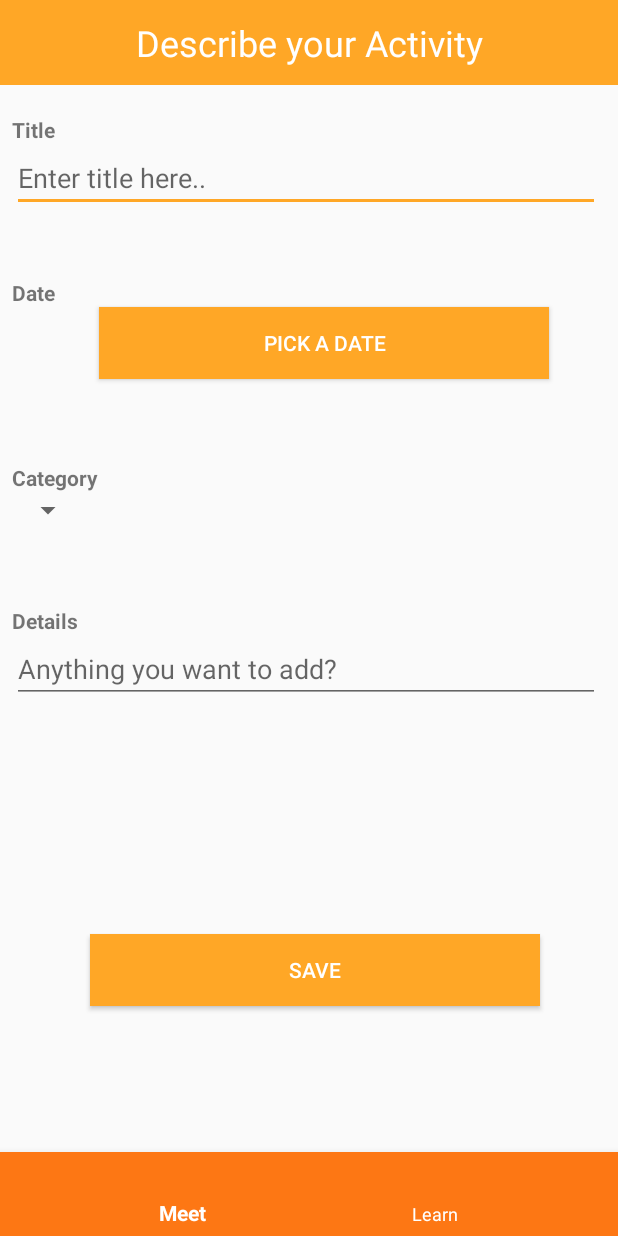
After one commit to Rmacias91/Mismo_Student_Isolation, an Android app: the layout add_meet_layout.xml on its own in the app's theme, with its tools: preview values and no code run, on a phone screen of 412 x 824 dp. The commit adds this screen. Run offline under Robolectric (Android 15) with nearby library versions, the phone set to English and light mode, and no system bars.

Commit message:
Added add Activity screen

```diff
--- a/app/src/main/res/layout/activity_main.xml
+++ b/app/src/main/res/layout/activity_main.xml
@@ -28,17 +28,6 @@
         android:layout_height="wrap_content"
         android:scrollbars="vertical" />
 
-    <android.support.design.widget.BottomNavigationView
-        android:id="@+id/navigation_view"
-        android:layout_width="match_parent"
-        android:layout_height="wrap_content"
-        android:layout_gravity="bottom"
-        app:itemBackground="@color/colorPrimary"
-        android:background="@color/colorPrimary"
-        app:itemTextColor="@android:color/white"
-        app:menu="@menu/bottom_navigation" />
-
-
-
+<include layout ="@layout/bottom_nav_bar"/>
 
 </android.support.design.widget.CoordinatorLayout>
--- /dev/null
+++ b/app/src/main/res/layout/add_meet_layout.xml
@@ -0,0 +1,143 @@
+<?xml version="1.0" encoding="utf-8"?>
+<android.support.constraint.ConstraintLayout xmlns:android="http://schemas.android.com/apk/res/android"
+    android:layout_width="match_parent"
+    android:layout_height="match_parent"
+    xmlns:app="http://schemas.android.com/apk/res-auto">
+
+    <TextView
+        android:id="@+id/text_activity_title_add"
+        android:layout_width="match_parent"
+        android:layout_height="wrap_content"
+        android:text="@string/text_activity_title_add"
+        android:textColor="@android:color/white"
+        android:gravity="center"
+        android:textSize="24sp"
+        android:padding="12dp"
+        android:background="@color/colorAccent"
+        app:layout_constraintStart_toStartOf="parent"
+        app:layout_constraintTop_toTopOf="parent"
+        app:layout_constraintEnd_toEndOf="parent"/>
+
+    <TextView
+        android:id="@+id/text_title_add"
+        android:layout_width="match_parent"
+        android:layout_height="wrap_content"
+        android:layout_marginTop="20dp"
+        android:text="@string/text_title_add"
+        android:textStyle="bold"
+        android:layout_marginLeft="8dp"
+        android:layout_marginStart="8dp"
+        app:layout_constraintEnd_toEndOf="parent"
+        app:layout_constraintHorizontal_bias="0.0"
+        app:layout_constraintStart_toStartOf="@id/text_activity_title_add"
+        app:layout_constraintTop_toBottomOf="@id/text_activity_title_add" />
+
+    <EditText
+        android:id="@+id/edit_title_add"
+        android:hint="@string/hint_title_add"
+        android:layout_width="match_parent"
+        android:layout_height="wrap_content"
+        android:layout_marginRight="12dp"
+        android:layout_marginEnd="12dp"
+        android:layout_marginLeft="8dp"
+        android:layout_marginStart="8dp"
+        app:layout_constraintStart_toStartOf="@id/text_title_add"
+        app:layout_constraintTop_toBottomOf="@id/text_title_add"
+        app:layout_constraintEnd_toEndOf="parent"/>
+
+    <TextView
+        android:id="@+id/text_date_add"
+        android:layout_width="match_parent"
+        android:layout_height="wrap_content"
+        android:layout_marginTop="44dp"
+        android:text="@string/text_date_add"
+        android:textStyle="bold"
+        android:layout_marginLeft="8dp"
+        android:layout_marginStart="8dp"
+        app:layout_constraintEnd_toEndOf="parent"
+        app:layout_constraintHorizontal_bias="0.0"
+        app:layout_constraintStart_toStartOf="@id/edit_title_add"
+        app:layout_constraintTop_toBottomOf="@id/edit_title_add" />
+
+    <Button
+        android:id="@+id/button_date_add"
+        android:layout_width="300dp"
+        android:layout_height="wrap_content"
+        android:text="@string/button_date_add"
+        android:gravity="center"
+        android:background="@color/colorAccent"
+        android:textColor="@android:color/white"
+        app:layout_constraintStart_toStartOf="@id/text_date_add"
+        app:layout_constraintTop_toBottomOf="@id/text_date_add"
+        app:layout_constraintEnd_toEndOf="parent"/>
+
+    <TextView
+        android:id="@+id/text_category_add"
+        android:layout_width="match_parent"
+        android:layout_height="wrap_content"
+        android:layout_marginTop="56dp"
+        android:text="@string/text_category_add"
+        android:textStyle="bold"
+        android:layout_marginLeft="8dp"
+        android:layout_marginStart="8dp"
+        app:layout_constraintEnd_toEndOf="parent"
+        app:layout_constraintHorizontal_bias="1.0"
+        app:layout_constraintStart_toStartOf="@id/button_date_add"
+        app:layout_constraintTop_toBottomOf="@id/button_date_add" />
+
+    <Spinner
+        android:id="@+id/spinner_category_add"
+        android:layout_width="wrap_content"
+        android:layout_height="wrap_content"
+        app:layout_constraintStart_toStartOf="@id/text_category_add"
+        app:layout_constraintTop_toBottomOf="@id/text_category_add"/>
+
+    <TextView
+        android:id="@+id/text_details_add"
+        android:layout_width="match_parent"
+        android:layout_height="wrap_content"
+        android:layout_marginTop="52dp"
+        android:text="@string/text_details_add"
+        android:textStyle="bold"
+        android:layout_marginLeft="8dp"
+        android:layout_marginStart="8dp"
+        app:layout_constraintEnd_toEndOf="parent"
+        app:layout_constraintHorizontal_bias="0.0"
+        app:layout_constraintStart_toStartOf="@id/spinner_category_add"
+        app:layout_constraintTop_toBottomOf="@id/spinner_category_add" />
+
+    <EditText
+        android:id="@+id/edit_details_add"
+        android:layout_width="match_parent"
+        android:layout_height="wrap_content"
+        android:layout_marginEnd="12dp"
+        android:layout_marginRight="12dp"
+        android:hint="@string/hint_details_add"
+        android:layout_marginLeft="8dp"
+        android:layout_marginStart="8dp"
+        app:layout_constraintEnd_toEndOf="parent"
+        app:layout_constraintHorizontal_bias="1.0"
+        app:layout_constraintStart_toStartOf="@id/text_details_add"
+        app:layout_constraintTop_toBottomOf="@id/text_details_add" />
+
+    <Button
+        android:id="@+id/button_save_add"
+        android:layout_width="300dp"
+        android:layout_height="wrap_content"
+        android:text="@string/button_save_add"
+        android:gravity="center"
+        android:background="@color/colorAccent"
+        android:textColor="@android:color/white"
+        app:layout_constraintStart_toStartOf="@id/edit_details_add"
+        app:layout_constraintTop_toBottomOf="@id/edit_details_add"
+        app:layout_constraintEnd_toEndOf="parent"
+        app:layout_constraintBottom_toBottomOf="parent"/>
+
+    <include
+        layout="@layout/bottom_nav_bar"
+        android:layout_width="match_parent"
+        android:layout_height="wrap_content"
+        app:layout_constraintBottom_toBottomOf="parent"
+        app:layout_constraintEnd_toEndOf="parent" />
+
+</android.support.constraint.ConstraintLayout>
--- /dev/null
+++ b/app/src/main/res/layout/bottom_nav_bar.xml
@@ -0,0 +1,11 @@
+<?xml version="1.0" encoding="utf-8"?>
+<android.support.design.widget.BottomNavigationView xmlns:android="http://schemas.android.com/apk/res/android"
+    xmlns:app="http://schemas.android.com/apk/res-auto"
+    android:id="@+id/navigation_view"
+    android:layout_width="match_parent"
+    android:layout_height="wrap_content"
+    android:layout_gravity="bottom"
+    app:itemBackground="@color/colorPrimary"
+    android:background="@color/colorPrimary"
+    app:itemTextColor="@android:color/white"
+    app:menu="@menu/bottom_navigation" />
--- a/app/src/main/res/values/strings.xml
+++ b/app/src/main/res/values/strings.xml
@@ -4,4 +4,22 @@
     <string name="menu_search">Search Categories</string>
     <string name="meet_bot_nav">Meet</string>
     <string name="learn_bot_nav">Learn</string>
+    <string name="text_title_add">Title</string>
+    <string name="hint_title_add">Enter title here..</string>
+    <string name="text_date_add">Date</string>
+    <string name="button_date_add">Pick a Date</string>
+    <string name="text_category_add">Category</string>
+    <string name="text_details_add">Details</string>
+    <string name="hint_details_add">Anything you want to add?</string>
+    <string name="button_save_add">Save</string>
+    <string name="text_activity_title_add">Describe your Activity</string>
+
+    <string-array name="categories">
+        <item>Board Games</item>
+        <item>After school</item>
+        <item>Outdoors</item>
+        <item>Lunch</item>
+        <item>Friends</item>
+    </string-array>
+
 </resources>
```
